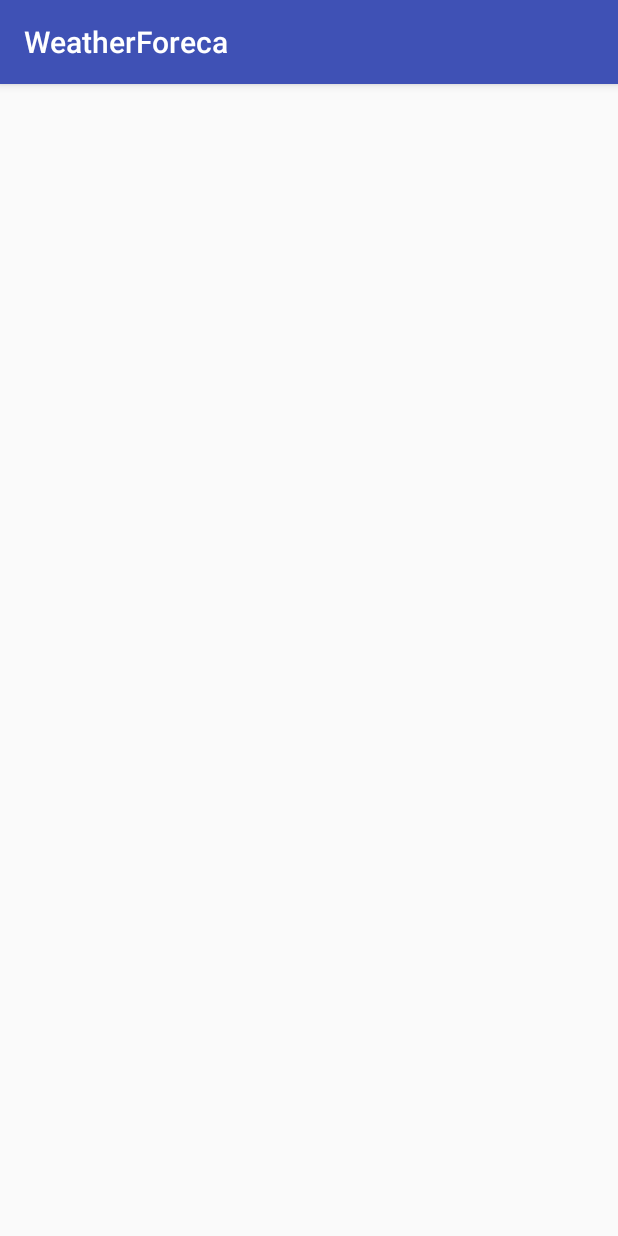
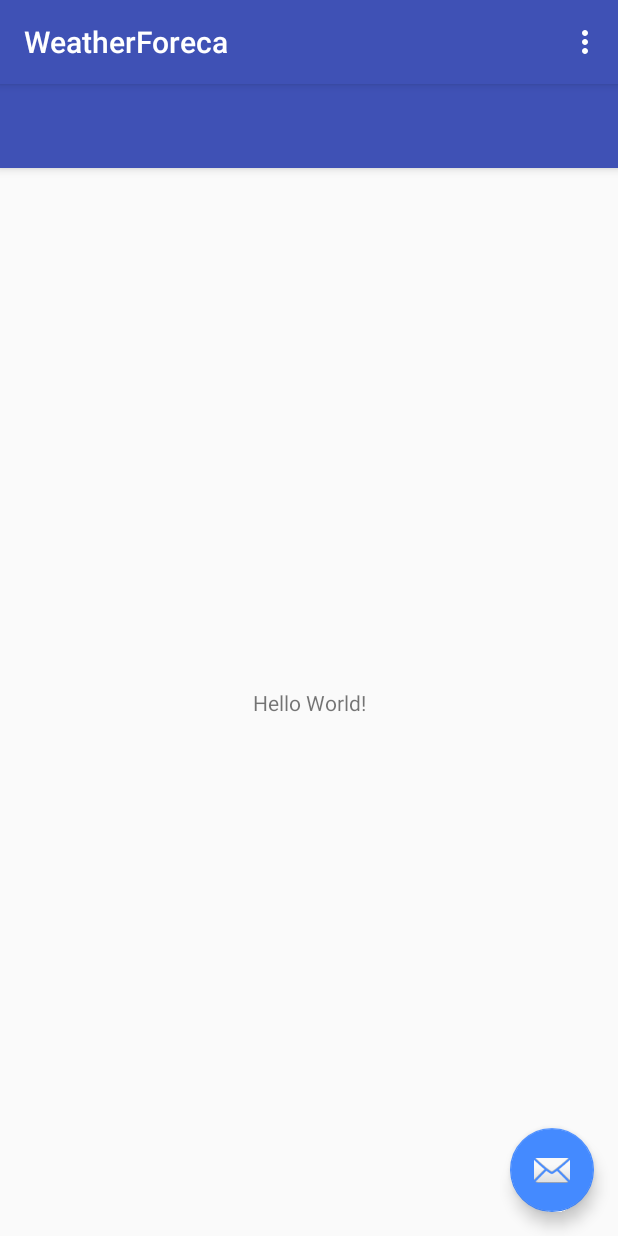
Before and after one commit to eboko1/WeatherForeca, an Android app: the screen it shows after launch (MainActivity), on a phone screen of 412 x 824 dp. Run offline under Robolectric (Android 15) with nearby library versions, the phone set to English and light mode, and no system bars.

Commit message:
update project

```diff
--- a/app/build.gradle
+++ b/app/build.gradle
@@ -25,6 +25,7 @@ dependencies {
         exclude group: 'com.android.support', module: 'support-annotations'
     })
     compile 'com.android.support:appcompat-v7:25.3.1'
-
+    compile 'com.android.support.constraint:constraint-layout:1.0.2'
+    compile 'com.android.support:design:25.3.1'
     testCompile 'junit:junit:4.12'
 }
--- a/app/src/main/java/fvi/at/ua/weatherforeca/MainActivity.java
+++ b/app/src/main/java/fvi/at/ua/weatherforeca/MainActivity.java
@@ -3,69 +3,37 @@ package fvi.at.ua.weatherforeca;
 import android.os.AsyncTask;
 import android.support.v7.app.AppCompatActivity;
 import android.os.Bundle;
+import android.view.Menu;
+import android.view.MenuInflater;
+import android.view.MenuItem;
 import android.view.View;
 import android.widget.ProgressBar;
 import android.widget.TextView;
 
 public class MainActivity extends AppCompatActivity {
 
-    TextView wDataTextView;
-    ProgressBar wProgresBar;
 
     @Override
     protected void onCreate(Bundle savedInstanceState) {
         super.onCreate(savedInstanceState);
         setContentView(R.layout.activity_main);
-        wDataTextView = (TextView)findViewById(R.id.tv_weather_data);
-        wProgresBar = (ProgressBar)findViewById(R.id.progressBar);
 
-        loaderWeatherData();
 
-        String[] data =  {
-                "Today, May 17 - Clear - 17°C / 15°C",
-                "Tomorrow - Cloudy - 19°C / 15°C",
-                "Thursday - Rainy- 30°C / 11°C",
-                "Friday - Thunderstorms - 21°C / 9°C",
-                "Saturday - Thunderstorms - 16°C / 7°C",
-                "Sunday - Rainy - 16°C / 8°C",
-                "Monday - Partly Cloudy - 15°C / 10°C",
-                "Tue, May 24 - Meatballs - 16°C / 18°C",
-                "Wed, May 25 - Cloudy - 19°C / 15°C",
-                "Thu, May 26 - Stormy - 30°C / 11°C",
-                "Fri, May 27 - Hurricane - 21°C / 9°C",
-                "Sat, May 28 - Meteors - 16°C / 7°C",
-                "Sun, May 29 - Apocalypse - 16°C / 8°C",
-                "Mon, May 30 - Post Apocalypse - 15°C / 10°C",
-        };
     }
 
-    private void loaderWeatherData(){
-
-       new FetchWeatherTask().execute();
+    @Override
+    public boolean onCreateOptionsMenu(Menu menu) {
+        /* Use AppCompatActivity's method getMenuInflater to get a handle on the menu inflater */
+        MenuInflater inflater = getMenuInflater();
+        /* Use the inflater's inflate method to inflate our menu layout to this menu */
+        inflater.inflate(R.menu.forecast_menu, menu);
+        /* Return true so that the menu is displayed in the Toolbar */
+        return true;
     }
 
-    public class FetchWeatherTask extends AsyncTask<String, Void, String[]>{
+    @Override
+    public boolean onOptionsItemSelected(MenuItem item) {
 
-        @Override
-        protected void onPreExecute() {
-            super.onPreExecute();
-            wProgresBar.setVisibility(View.VISIBLE);
-        }
-
-        @Override
-        protected String[] doInBackground(String... params) {
-            return new String[0];
-        }
-
-        @Override
-        protected void onPostExecute(String[] strings) {
-            wProgresBar.setVisibility(View.INVISIBLE);
-
-            if(strings != null){
-                for(String weatherStrings: strings){
-                    wDataTextView.append(weatherStrings + "\n\n\n");
-                }
-            }
-        }
+        return super.onOptionsItemSelected(item);
     }
 }
--- /dev/null
+++ b/app/src/main/res/drawable/ic_done_black_24dp.xml
@@ -0,0 +1,9 @@
+<vector xmlns:android="http://schemas.android.com/apk/res/android"
+        android:width="24dp"
+        android:height="24dp"
+        android:viewportWidth="24.0"
+        android:viewportHeight="24.0">
+    <path
+        android:fillColor="#FF000000"
+        android:pathData="M9,16.2L4.8,12l-1.4,1.4L9,19 21,7l-1.4,-1.4L9,16.2z"/>
+</vector>
--- a/app/src/main/res/layout/activity_main.xml
+++ b/app/src/main/res/layout/activity_main.xml
@@ -1,25 +1,33 @@
 <?xml version="1.0" encoding="utf-8"?>
-<FrameLayout xmlns:android="http://schemas.android.com/apk/res/android"
+<android.support.design.widget.CoordinatorLayout xmlns:android="http://schemas.android.com/apk/res/android"
+xmlns:app="http://schemas.android.com/apk/res-auto"
 xmlns:tools="http://schemas.android.com/tools"
 android:layout_width="match_parent"
 android:layout_height="match_parent"
 tools:context="fvi.at.ua.weatherforeca.MainActivity">
 
-    <ProgressBar
-        android:id="@+id/progressBar"
-        style="?android:attr/progressBarStyleHorizontal"
+<android.support.design.widget.AppBarLayout
     android:layout_width="match_parent"
-        android:layout_height="wrap_content" />
+    android:layout_height="wrap_content"
+    android:theme="@style/AppTheme.AppBarOverlay">
 
-    <ScrollView
+    <android.support.v7.widget.Toolbar
+        android:id="@+id/toolbar"
         android:layout_width="match_parent"
-        android:layout_height="wrap_content">
-    <TextView
-        android:id="@+id/tv_weather_data"
+        android:layout_height="?attr/actionBarSize"
+        android:background="?attr/colorPrimary"
+        app:popupTheme="@style/AppTheme.PopupOverlay" />
+
+</android.support.design.widget.AppBarLayout>
+
+<include layout="@layout/content_main" />
+
+<android.support.design.widget.FloatingActionButton
+    android:id="@+id/fab"
     android:layout_width="wrap_content"
     android:layout_height="wrap_content"
-        android:padding="16dp"
-        android:textSize="20sp"/>
-    </ScrollView>
+    android:layout_gravity="bottom|end"
+    android:layout_margin="@dimen/fab_margin"
+    app:srcCompat="@android:drawable/ic_dialog_email" />
 
-</FrameLayout>
+</android.support.design.widget.CoordinatorLayout>
--- /dev/null
+++ b/app/src/main/res/layout/content_main.xml
@@ -0,0 +1,20 @@
+<?xml version="1.0" encoding="utf-8"?>
+<android.support.constraint.ConstraintLayout xmlns:android="http://schemas.android.com/apk/res/android"
+    xmlns:app="http://schemas.android.com/apk/res-auto"
+    xmlns:tools="http://schemas.android.com/tools"
+    android:layout_width="match_parent"
+    android:layout_height="match_parent"
+    app:layout_behavior="@string/appbar_scrolling_view_behavior"
+    tools:context="fvi.at.ua.weatherforeca.MainActivity"
+    tools:showIn="@layout/activity_main">
+
+    <TextView
+        android:layout_width="wrap_content"
+        android:layout_height="wrap_content"
+        android:text="Hello World!"
+        app:layout_constraintBottom_toBottomOf="parent"
+        app:layout_constraintLeft_toLeftOf="parent"
+        app:layout_constraintRight_toRightOf="parent"
+        app:layout_constraintTop_toTopOf="parent" />
+
+</android.support.constraint.ConstraintLayout>
--- /dev/null
+++ b/app/src/main/res/menu/forecast_menu.xml
@@ -0,0 +1,6 @@
+<?xml version="1.0" encoding="utf-8"?>
+<menu xmlns:android="http://schemas.android.com/apk/res/android">
+
+    <item android:id="@+id/action_refresh"
+          android:title="@string/action_refresh"/>
+</menu>
--- a/app/src/main/res/values/colors.xml
+++ b/app/src/main/res/values/colors.xml
@@ -2,5 +2,5 @@
 <resources>
     <color name="colorPrimary">#3F51B5</color>
     <color name="colorPrimaryDark">#303F9F</color>
-    <color name="colorAccent">#FF4081</color>
+    <color name="colorAccent">#448AFF</color>
 </resources>
--- /dev/null
+++ b/app/src/main/res/values/dimens.xml
@@ -0,0 +1,3 @@
+<resources>
+    <dimen name="fab_margin">16dp</dimen>
+</resources>
--- a/app/src/main/res/values/strings.xml
+++ b/app/src/main/res/values/strings.xml
@@ -1,3 +1,19 @@
 <resources>
     <string name="app_name">WeatherForeca</string>
+    <string name="api_key">3c6c1fbdcc0f6e135315017044ff4cbd</string>
+
+    <string name="web_service_url">http://api.openweathermap.org/data/2.5/forecast/daily?q=</string>
+    <string name="invalid_url">Invalid﻿ URL</string>
+    <string name="weather_condition_image"> A﻿graphical ﻿representation ﻿of﻿ the ﻿weather ﻿conditions</string>
+    <string name="high_temp">High: ﻿%s</string>
+    <string name="low_temp">Low: ﻿%s</string>
+    <string name="day_description">%1$s:﻿ %2$s</string>
+    <string name="humidity">Humidity:﻿ %s</string>
+    <string name="hint_text">Enter﻿city﻿(e.g, ﻿Boston, ﻿MA, ﻿US)</string>
+    <string name="read_error">Unable ﻿to ﻿read ﻿weather ﻿data</string>
+    <string name="connect_error"> Unable ﻿to ﻿connect﻿to ﻿OpenWeatherMap.org</string>
+
+
+    <string name="action_refresh">Refresh</string>
+    <string name="error_message">Failed to get result, please try again</string>
 </resources>
--- a/app/src/main/res/values/styles.xml
+++ b/app/src/main/res/values/styles.xml
@@ -8,4 +8,13 @@
         <item name="colorAccent">@color/colorAccent</item>
     </style>
 
+    <style name="AppTheme.NoActionBar">
+        <item name="windowActionBar">false</item>
+        <item name="windowNoTitle">true</item>
+    </style>
+
+    <style name="AppTheme.AppBarOverlay" parent="ThemeOverlay.AppCompat.Dark.ActionBar" />
+
+    <style name="AppTheme.PopupOverlay" parent="ThemeOverlay.AppCompat.Light" />
+
 </resources>
```
Lines whose indentation alone changed are shown as unchanged.
